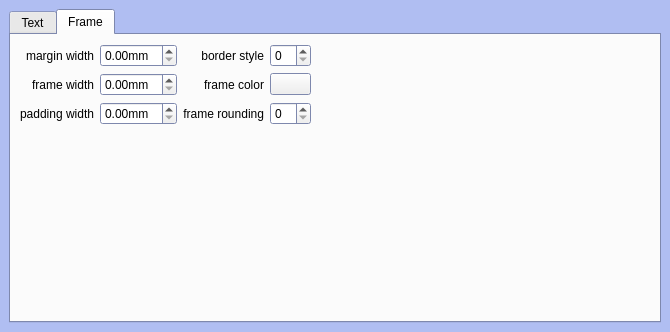
Above: mscore/mscore/textpalette.ui from musescore/musescore-old before the change. Below: the same form after it.
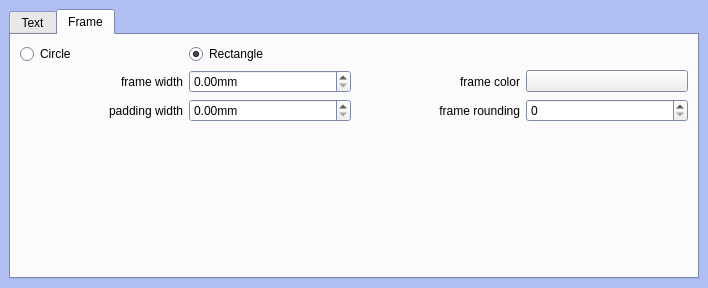
That is the form after the change. The open tabs and pages were chosen to show the change. Icons and pictures are not drawn.

Commit message: implemented circle framed text

The edit to the form file:
```diff
--- a/mscore/mscore/textpalette.ui
+++ b/mscore/mscore/textpalette.ui
@@ -5,8 +5,8 @@
    <rect>
     <x>0</x>
     <y>0</y>
-    <width>670</width>
-    <height>332</height>
+    <width>708</width>
+    <height>288</height>
    </rect>
   </property>
   <property name="palette" >
@@ -503,45 +503,22 @@
       </attribute>
       <layout class="QGridLayout" >
        <item row="0" column="0" >
-        <widget class="QLabel" name="label_3" >
+        <widget class="QRadioButton" name="circle" >
          <property name="text" >
-          <string>margin width</string>
-         </property>
-         <property name="alignment" >
-          <set>Qt::AlignRight|Qt::AlignTrailing|Qt::AlignVCenter</set>
+          <string>Circle</string>
          </property>
         </widget>
        </item>
        <item row="0" column="1" >
-        <widget class="QDoubleSpinBox" name="marginWidth" >
-         <property name="suffix" >
-          <string>mm</string>
-         </property>
-        </widget>
-       </item>
-       <item row="0" column="2" >
-        <widget class="QLabel" name="label_6" >
+        <widget class="QRadioButton" name="rectangle" >
          <property name="text" >
-          <string>border style</string>
+          <string>Rectangle</string>
          </property>
-         <property name="alignment" >
-          <set>Qt::AlignRight|Qt::AlignTrailing|Qt::AlignVCenter</set>
+         <property name="checked" >
+          <bool>true</bool>
          </property>
         </widget>
        </item>
-       <item row="0" column="4" >
-        <spacer>
-         <property name="orientation" >
-          <enum>Qt::Horizontal</enum>
-         </property>
-         <property name="sizeHint" >
-          <size>
-           <width>421</width>
-           <height>20</height>
-          </size>
-         </property>
-        </spacer>
-       </item>
        <item row="1" column="0" >
         <widget class="QLabel" name="label_4" >
          <property name="text" >
@@ -593,19 +570,6 @@
          </property>
         </widget>
        </item>
-       <item row="3" column="1" >
-        <spacer>
-         <property name="orientation" >
-          <enum>Qt::Vertical</enum>
-         </property>
-         <property name="sizeHint" >
-          <size>
-           <width>20</width>
-           <height>311</height>
-          </size>
-         </property>
-        </spacer>
-       </item>
        <item row="2" column="2" >
         <widget class="QLabel" name="label_8" >
          <property name="text" >
@@ -619,12 +583,18 @@
        <item row="2" column="3" >
         <widget class="QSpinBox" name="borderRounding" />
        </item>
-       <item row="0" column="3" >
-        <widget class="QSpinBox" name="borderStyle" >
-         <property name="maximum" >
-          <number>10</number>
+       <item row="3" column="1" >
+        <spacer>
+         <property name="orientation" >
+          <enum>Qt::Vertical</enum>
          </property>
-        </widget>
+         <property name="sizeHint" >
+          <size>
+           <width>20</width>
+           <height>311</height>
+          </size>
+         </property>
+        </spacer>
        </item>
       </layout>
      </widget>
```
The commit also changes 12 other files.
